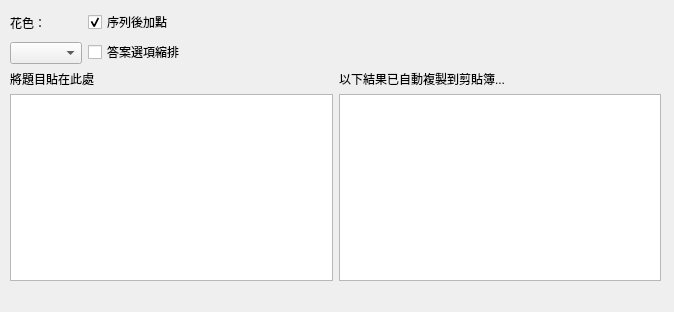
First picture: the form in playtext.ui, repository wlhunag/assign_number, before the edit.
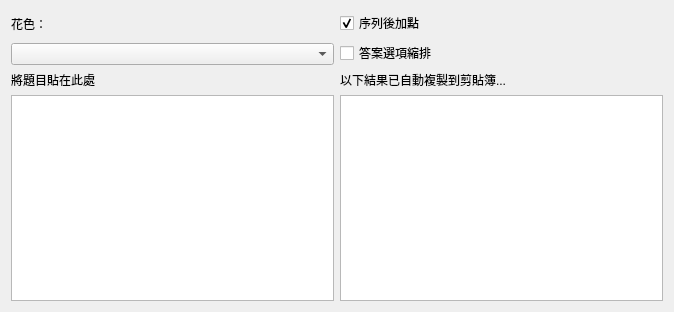
Second picture: the form after the edit.

Commit message: fix: resolve fix window size problem update GUI

```diff
--- a/playtext.ui
+++ b/playtext.ui
@@ -10,6 +10,12 @@
     <height>312</height>
    </rect>
   </property>
+  <property name="sizePolicy">
+   <sizepolicy hsizetype="Expanding" vsizetype="Expanding">
+    <horstretch>0</horstretch>
+    <verstretch>0</verstretch>
+   </sizepolicy>
+  </property>
   <property name="acceptDrops">
    <bool>true</bool>
   </property>
@@ -19,29 +25,28 @@
   <property name="toolTip">
    <string/>
   </property>
-  <widget class="QWidget" name="formLayoutWidget">
-   <property name="geometry">
-    <rect>
-     <x>10</x>
-     <y>10</y>
-     <width>651</width>
-     <height>271</height>
-    </rect>
-   </property>
-   <layout class="QFormLayout" name="formLayout">
-    <property name="fieldGrowthPolicy">
-     <enum>QFormLayout::AllNonFixedFieldsGrow</enum>
+  <property name="autoFillBackground">
+   <bool>true</bool>
+  </property>
+  <layout class="QGridLayout" name="gridLayout_6">
+   <item row="0" column="0">
+    <layout class="QGridLayout" name="gridLayout">
+     <property name="sizeConstraint">
+      <enum>QLayout::SetMinimumSize</enum>
     </property>
     <item row="0" column="0">
-     <layout class="QVBoxLayout" name="verticalLayout_2">
-      <item>
+      <layout class="QGridLayout" name="gridLayout_4">
+       <property name="sizeConstraint">
+        <enum>QLayout::SetNoConstraint</enum>
+       </property>
+       <item row="0" column="0">
        <widget class="QLabel" name="label">
         <property name="text">
          <string>花色：</string>
         </property>
        </widget>
       </item>
-      <item>
+       <item row="1" column="0">
        <widget class="QComboBox" name="comboBox">
         <property name="minimumSize">
          <size>
@@ -57,8 +62,11 @@
      </layout>
     </item>
     <item row="0" column="1">
-     <layout class="QVBoxLayout" name="verticalLayout">
-      <item>
+      <layout class="QGridLayout" name="gridLayout_2">
+       <property name="sizeConstraint">
+        <enum>QLayout::SetNoConstraint</enum>
+       </property>
+       <item row="0" column="0">
        <widget class="QCheckBox" name="checkBox_2">
         <property name="text">
          <string>序列後加點</string>
@@ -68,7 +76,7 @@
         </property>
        </widget>
       </item>
-      <item>
+       <item row="1" column="0">
        <widget class="QCheckBox" name="checkBox">
         <property name="toolTip">
          <string>方便在word 中自動編號</string>
@@ -81,15 +89,18 @@
      </layout>
     </item>
     <item row="1" column="0" colspan="2">
-     <layout class="QHBoxLayout" name="horizontalLayout_2">
-      <item>
+      <layout class="QGridLayout" name="gridLayout_5">
+       <property name="sizeConstraint">
+        <enum>QLayout::SetNoConstraint</enum>
+       </property>
+       <item row="0" column="0">
        <widget class="QLabel" name="label_3">
         <property name="text">
          <string>將題目貼在此處</string>
         </property>
        </widget>
       </item>
-      <item>
+       <item row="0" column="1">
        <widget class="QLabel" name="label_2">
         <property name="text">
          <string>以下結果已自動複製到剪貼簿...</string>
@@ -99,23 +110,25 @@
      </layout>
     </item>
     <item row="2" column="0" colspan="2">
-     <layout class="QHBoxLayout" name="horizontalLayout">
-      <item>
+      <layout class="QGridLayout" name="gridLayout_3">
+       <property name="sizeConstraint">
+        <enum>QLayout::SetNoConstraint</enum>
+       </property>
+       <item row="0" column="0">
        <widget class="QPlainTextEdit" name="plainTextEdit">
         <property name="toolTip">
          <string>將複製下來的考古題貼在此處</string>
         </property>
        </widget>
       </item>
-      <item>
+       <item row="0" column="1">
        <widget class="QTextBrowser" name="textBrowser"/>
       </item>
      </layout>
     </item>
    </layout>
-  </widget>
-  <zorder>formLayoutWidget</zorder>
-  <zorder>horizontalLayoutWidget</zorder>
+   </item>
+  </layout>
  </widget>
  <resources/>
  <connections>
```
Lines whose indentation alone changed are shown as unchanged. The commit also changes 1 other file.
